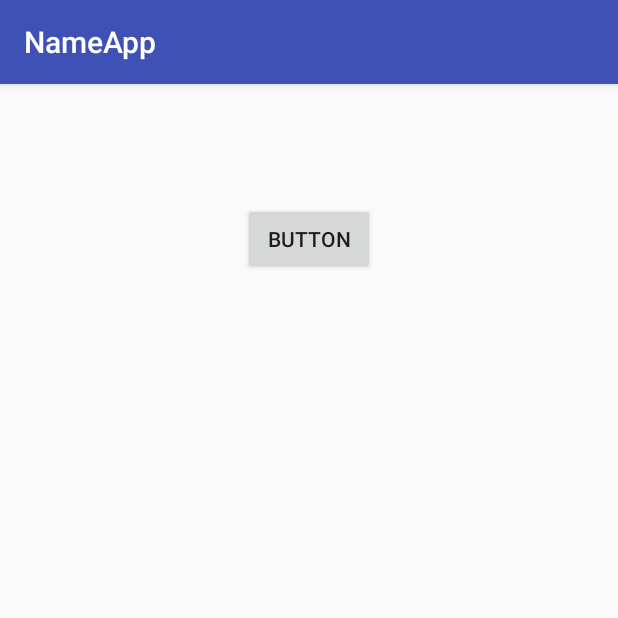
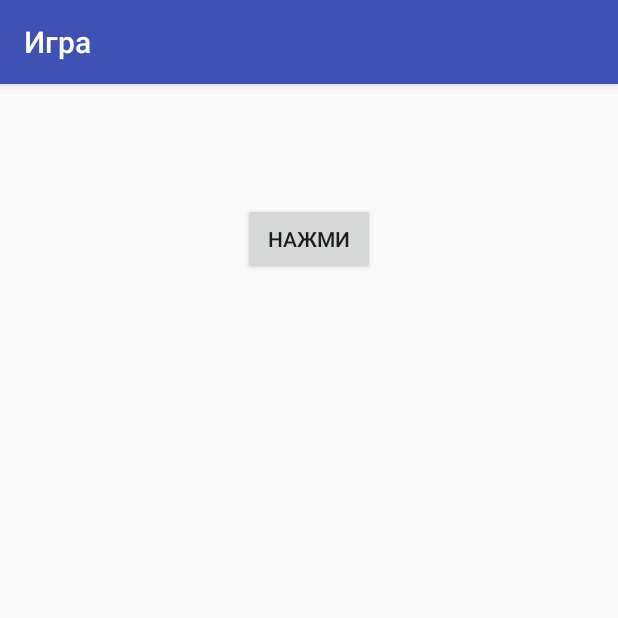
Before and after one commit to oleguka/Kiborf, an Android app: the screen it shows after launch (MainActivity), on a phone screen of 412 x 824 dp, the top half of it. Run offline under Robolectric (Android 15) with nearby library versions, the phone set to English and light mode, and no system bars.

Commit message:
Доработка

```diff
--- a/app/src/main/res/layout/activity_main.xml
+++ b/app/src/main/res/layout/activity_main.xml
@@ -11,10 +11,10 @@
         android:layout_width="wrap_content"
         android:layout_height="wrap_content"
         android:layout_marginTop="79dp"
-        android:text="Button"
+        android:text="Нажми"
         android:onClick="showDialog"
         app:layout_constraintEnd_toEndOf="parent"
         app:layout_constraintStart_toStartOf="parent"
-        app:layout_constraintTop_toTopOf="parent" />
+        app:layout_constraintTop_toTopOf="parent"/>
 
 </android.support.constraint.ConstraintLayout>
--- a/app/src/main/res/values/strings.xml
+++ b/app/src/main/res/values/strings.xml
@@ -1,3 +1,3 @@
 <resources>
-    <string name="app_name">NameApp</string>
+    <string name="app_name">Игра</string>
 </resources>
```
Also changed, not shown: app/src/main/java/com/oleg/nameapp/MainActivity.java (+6 -6 lines).
